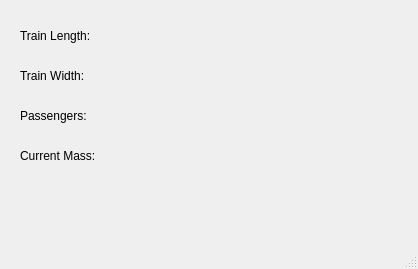
This is Full System/trainModPopUp.ui in headhunter22/ECE1140-Train-Simulator as Qt 5 draws it before an edit. The edited form follows.
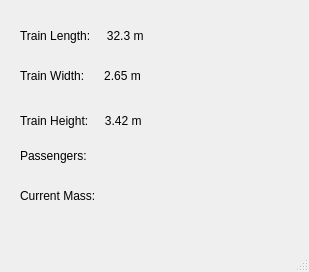
This is the edited form.

What changed in the file:
```diff
--- a/Full System/trainModPopUp.ui
+++ b/Full System/trainModPopUp.ui
@@ -6,8 +6,8 @@
    <rect>
     <x>0</x>
     <y>0</y>
-    <width>418</width>
-    <height>269</height>
+    <width>309</width>
+    <height>272</height>
    </rect>
   </property>
   <property name="windowTitle">
@@ -27,7 +27,7 @@
      <string notr="true"/>
     </property>
     <property name="text">
-     <string>Train Length:</string>
+     <string>Train Length:     32.3 m</string>
     </property>
    </widget>
    <widget class="QLabel" name="trainWidth">
@@ -40,15 +40,15 @@
      </rect>
     </property>
     <property name="text">
-     <string>Train Width:</string>
+     <string>Train Width:      2.65 m</string>
     </property>
    </widget>
    <widget class="QLabel" name="passengers">
     <property name="geometry">
      <rect>
       <x>20</x>
-      <y>100</y>
-      <width>291</width>
+      <y>140</y>
+      <width>141</width>
       <height>31</height>
      </rect>
     </property>
@@ -60,8 +60,8 @@
     <property name="geometry">
      <rect>
       <x>20</x>
-      <y>140</y>
-      <width>291</width>
+      <y>180</y>
+      <width>131</width>
       <height>31</height>
      </rect>
     </property>
@@ -69,6 +69,19 @@
      <string>Current Mass: </string>
     </property>
    </widget>
+   <widget class="QLabel" name="label">
+    <property name="geometry">
+     <rect>
+      <x>20</x>
+      <y>110</y>
+      <width>201</width>
+      <height>21</height>
+     </rect>
+    </property>
+    <property name="text">
+     <string>Train Height:     3.42 m</string>
+    </property>
+   </widget>
   </widget>
   <widget class="QMenuBar" name="menubar">
    <property name="geometry">
```
Left out of the diff: 2 changed lines with no effect on the pictures.
